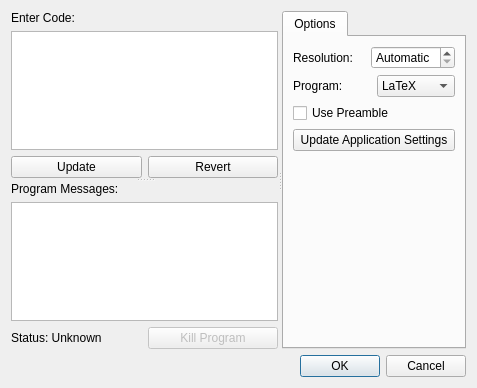
scribusproject/scribus, file scribus/latexeditor.ui: the form before one commit.
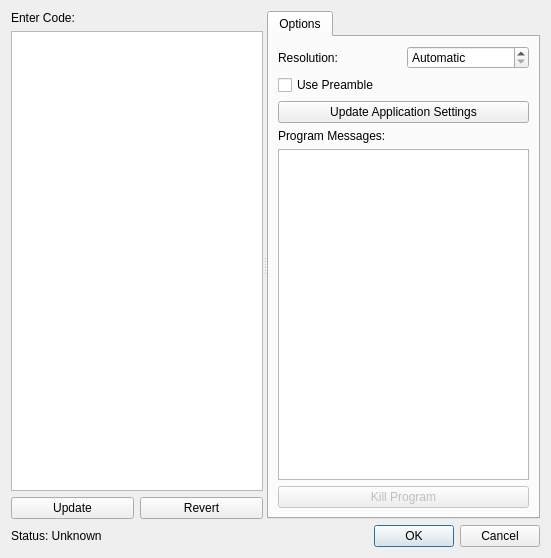
The form after the commit.

The edit to the form file:
```diff
--- a/scribus/latexeditor.ui
+++ b/scribus/latexeditor.ui
@@ -5,8 +5,8 @@
    <rect>
     <x>0</x>
     <y>0</y>
-    <width>477</width>
-    <height>388</height>
+    <width>551</width>
+    <height>558</height>
    </rect>
   </property>
   <property name="windowTitle" >
@@ -17,10 +17,6 @@
     <widget class="QSplitter" name="verticalSplitter" >
      <property name="orientation" >
       <enum>Qt::Horizontal</enum>
-     </property>
-     <widget class="QSplitter" name="HozizontalSplitter" >
-      <property name="orientation" >
-       <enum>Qt::Vertical</enum>
       </property>
       <widget class="QWidget" name="layoutWidget" >
        <layout class="QVBoxLayout" >
@@ -54,61 +50,6 @@
         </item>
        </layout>
       </widget>
-      <widget class="QWidget" name="layoutWidget2" >
-       <layout class="QVBoxLayout" >
-        <item>
-         <widget class="QLabel" name="label_7" >
-          <property name="text" >
-           <string>Program Messages:</string>
-          </property>
-         </widget>
-        </item>
-        <item>
-         <widget class="QTextEdit" name="messagesTextEdit" >
-          <property name="enabled" >
-           <bool>true</bool>
-          </property>
-          <property name="undoRedoEnabled" >
-           <bool>false</bool>
-          </property>
-          <property name="lineWrapMode" >
-           <enum>QTextEdit::NoWrap</enum>
-          </property>
-          <property name="readOnly" >
-           <bool>true</bool>
-          </property>
-          <property name="html" >
-           <string>&lt;html>&lt;head>&lt;meta name="qrichtext" content="1" />&lt;style type="text/css">
-p, li { white-space: pre-wrap; }
-&lt;/style>&lt;/head>&lt;body style=" font-family:'Sans Serif'; font-size:9pt; font-weight:400; font-style:normal;">
-&lt;p style="-qt-paragraph-type:empty; margin-top:0px; margin-bottom:0px; margin-left:0px; margin-right:0px; -qt-block-indent:0; text-indent:0px;">&lt;/p>&lt;/body>&lt;/html></string>
-          </property>
-         </widget>
-        </item>
-        <item>
-         <layout class="QHBoxLayout" >
-          <item>
-           <widget class="QLabel" name="statusLabel" >
-            <property name="text" >
-             <string>Status: Unknown</string>
-            </property>
-           </widget>
-          </item>
-          <item>
-           <widget class="QPushButton" name="killPushButton" >
-            <property name="enabled" >
-             <bool>false</bool>
-            </property>
-            <property name="text" >
-             <string>Kill Program</string>
-            </property>
-           </widget>
-          </item>
-         </layout>
-        </item>
-       </layout>
-      </widget>
-     </widget>
      <widget class="QTabWidget" name="tabWidget" >
       <property name="currentIndex" >
        <number>0</number>
@@ -145,26 +86,6 @@
           </item>
          </layout>
         </item>
-        <item>
-         <layout class="QHBoxLayout" >
-          <item>
-           <widget class="QLabel" name="label_2" >
-            <property name="text" >
-             <string>Program:</string>
-            </property>
-           </widget>
-          </item>
-          <item>
-           <widget class="QComboBox" name="programComboBox" >
-            <item>
-             <property name="text" >
-              <string>LaTeX</string>
-             </property>
-            </item>
-           </widget>
-          </item>
-         </layout>
-        </item>
         <item>
          <widget class="QCheckBox" name="preambleCheckBox" >
           <property name="text" >
@@ -180,23 +101,71 @@
          </widget>
         </item>
         <item>
+         <widget class="QLabel" name="label_7" >
+          <property name="text" >
+           <string>Program Messages:</string>
+          </property>
+         </widget>
+        </item>
+        <item>
+         <widget class="QTextEdit" name="messagesTextEdit" >
+          <property name="enabled" >
+           <bool>true</bool>
+          </property>
+          <property name="undoRedoEnabled" >
+           <bool>false</bool>
+          </property>
+          <property name="lineWrapMode" >
+           <enum>QTextEdit::NoWrap</enum>
+          </property>
+          <property name="readOnly" >
+           <bool>true</bool>
+          </property>
+          <property name="html" >
+           <string>&lt;html>&lt;head>&lt;meta name="qrichtext" content="1" />&lt;style type="text/css">
+p, li { white-space: pre-wrap; }
+&lt;/style>&lt;/head>&lt;body style=" font-family:'Sans Serif'; font-size:9pt; font-weight:400; font-style:normal;">
+&lt;p style="-qt-paragraph-type:empty; margin-top:0px; margin-bottom:0px; margin-left:0px; margin-right:0px; -qt-block-indent:0; text-indent:0px;">&lt;/p>&lt;/body>&lt;/html></string>
+          </property>
+         </widget>
+        </item>
+        <item>
+         <widget class="QPushButton" name="killPushButton" >
+          <property name="enabled" >
+           <bool>false</bool>
+          </property>
+          <property name="text" >
+           <string>Kill Program</string>
+          </property>
+         </widget>
+        </item>
+       </layout>
+      </widget>
+     </widget>
+    </widget>
+   </item>
+   <item>
+    <layout class="QHBoxLayout" >
+     <item>
+      <widget class="QLabel" name="statusLabel" >
+       <property name="text" >
+        <string>Status: Unknown</string>
+       </property>
+      </widget>
+     </item>
+     <item>
          <spacer>
           <property name="orientation" >
-           <enum>Qt::Vertical</enum>
+        <enum>Qt::Horizontal</enum>
           </property>
           <property name="sizeHint" >
            <size>
-            <width>20</width>
-            <height>40</height>
+         <width>40</width>
+         <height>20</height>
            </size>
           </property>
          </spacer>
         </item>
-       </layout>
-      </widget>
-     </widget>
-    </widget>
-   </item>
    <item>
     <widget class="QDialogButtonBox" name="buttonBox" >
      <property name="orientation" >
@@ -208,6 +177,8 @@
     </widget>
    </item>
   </layout>
+   </item>
+  </layout>
  </widget>
  <tabstops>
   <tabstop>sourceTextEdit</tabstop>
```
Left out of the diff: 3 changed lines with no effect on the pictures. Lines whose indentation alone changed are shown as unchanged.
